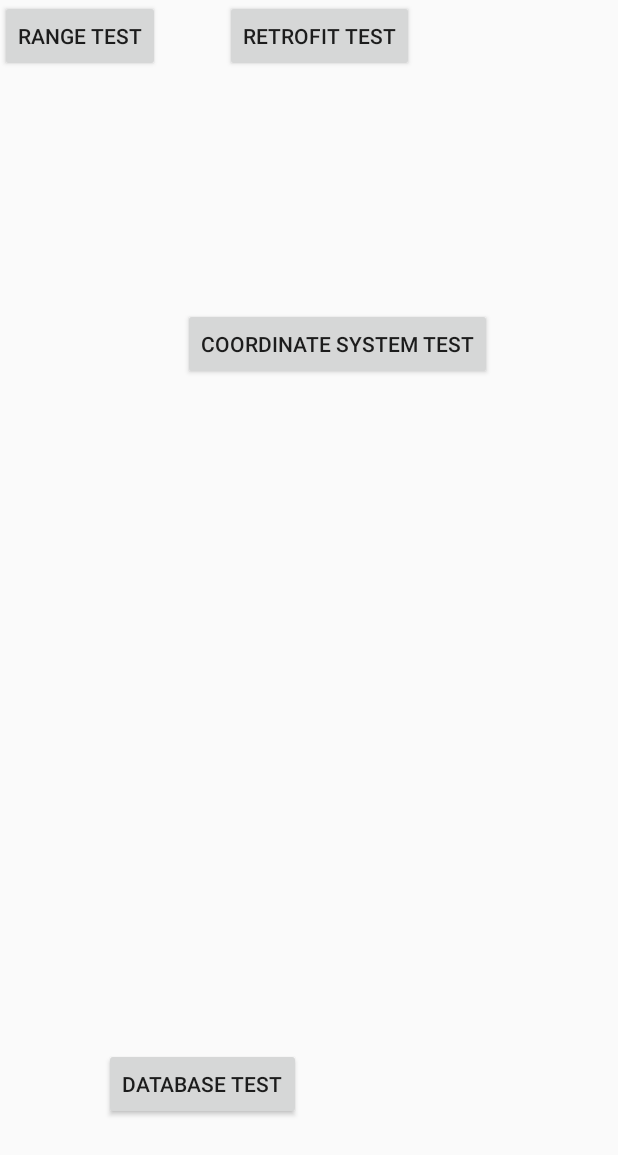
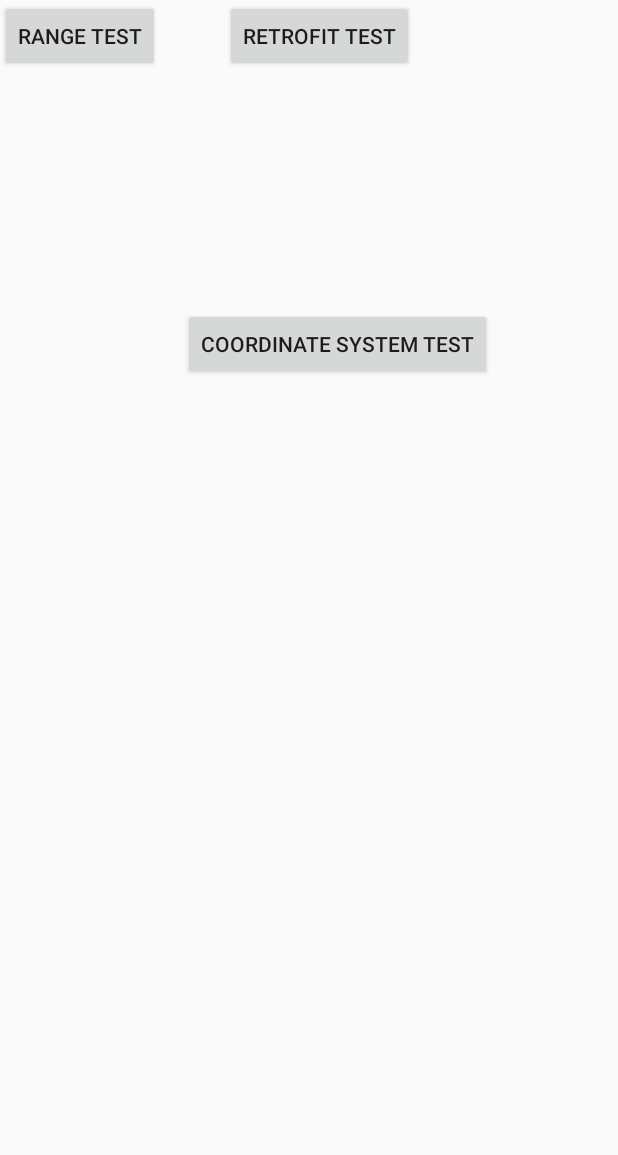
Before and after one commit to antonflodin93/Sims-android-app, an Android app: the screen it shows after launch (MainActivity), on a phone screen of 412 x 824 dp. Shown: the top 1155 px of the screen. Run offline under Robolectric (Android 15) with nearby library versions, the phone set to English and light mode, and no system bars.

Commit message:
Removed databaseactivity since this is not used

```diff
--- a/app/src/main/AndroidManifest.xml
+++ b/app/src/main/AndroidManifest.xml
@@ -20,7 +20,6 @@
         </activity>
         <activity android:name=".ImageTestActivity" />
         <activity android:name=".RangetestActivity" />
-        <activity android:name=".DatabaseTestActivity" />
         <activity android:name=".RetrofitTestActivity" />
         <activity android:name=".EmployeeLayoutActivity"></activity>
     </application>
--- a/app/src/main/java/se/miun/android_app/MainActivity.java
+++ b/app/src/main/java/se/miun/android_app/MainActivity.java
@@ -19,8 +19,6 @@ public class MainActivity extends Activity implements View.OnClickListener{
         rangeTestBtn.setOnClickListener(this);
         testCoordinateSystemBtn = (Button) findViewById(R.id.testCoordinateSystemBtn);
         testCoordinateSystemBtn.setOnClickListener(this);
-        databaseTestBtn = (Button) findViewById(R.id.databaseTestBtn);
-        databaseTestBtn.setOnClickListener(this);
         retrofitTestBtn = (Button) findViewById(R.id.retrofitTestBtn);
         retrofitTestBtn.setOnClickListener(this);
     }
@@ -36,10 +34,6 @@ public class MainActivity extends Activity implements View.OnClickListener{
             // Start the coordinate system test activity
             Intent myIntent = new Intent(getApplicationContext(), ImageTestActivity.class);
             this.startActivity(myIntent);
-        } else if(view.getId() == R.id.databaseTestBtn){
-            // Start Database test activity
-            Intent myIntent = new Intent(getApplicationContext(), DatabaseTestActivity.class);
-            this.startActivity(myIntent);
         } else if(view.getId() == R.id.retrofitTestBtn) {
             // Start Retrofit test activity
             Intent myIntent = new Intent(getApplicationContext(), RetrofitTestActivity.class);
--- a/app/src/main/res/layout/activity_main.xml
+++ b/app/src/main/res/layout/activity_main.xml
@@ -22,15 +22,6 @@
         android:layout_toEndOf="@+id/rangeTestBtn"
         android:text="Coordinate System Test" />
 
-    <Button
-        android:id="@+id/databaseTestBtn"
-        android:layout_width="wrap_content"
-        android:layout_height="wrap_content"
-        android:layout_alignParentBottom="true"
-        android:layout_alignParentStart="true"
-        android:layout_marginBottom="77dp"
-        android:layout_marginStart="69dp"
-        android:text="Database test" />
 
     <Button
         android:id="@+id/retrofitTestBtn"
```
Also changed, not shown: app/src/main/java/se/miun/android_app/DatabaseTestActivity.java (deleted, +0 -16 lines), app/src/main/res/layout/activity_databasetest.xml (deleted, +0 -16 lines).
